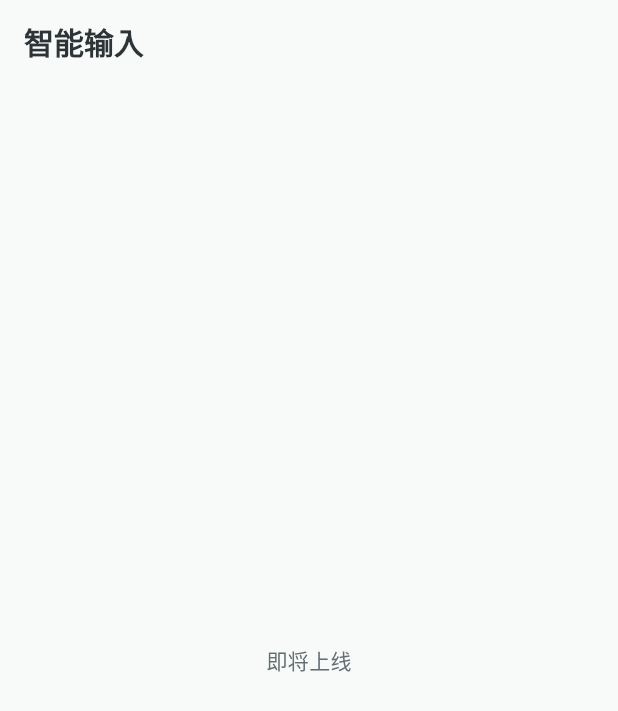
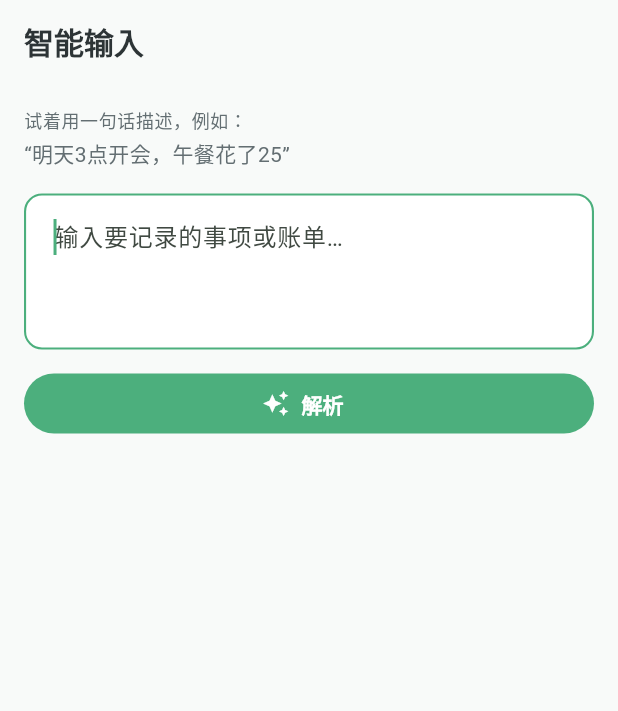
Before and after one commit to shengleiRain/record_everything, a Flutter app: the SmartEntryInputPage screen opened by its route, on a phone screen of 412 x 824 dp. Shown: the top 711 px of the screen. Run offline on Flutter 3.47's test engine with Material 3 defaults, Android fonts, the phone set to English and light mode, and no system bars; our stand-ins replace drift, drift_flutter, file_picker, flutter_local_notifications, flutter_riverpod, go_router and 2 more; missing offline and left inert: add_2_calendar, analyzer, custom_lint_builder; accounts and stored records are empty; generated files the repository leaves out were written again.

Commit message:
feat(smart-entry): add quick input page and wire into home sheet (MVP)

```diff
--- a/lib/features/smart_entry/pages/smart_entry_input_page.dart
+++ b/lib/features/smart_entry/pages/smart_entry_input_page.dart
@@ -1,8 +1,12 @@
 import 'package:flutter/material.dart';
 import 'package:flutter_riverpod/flutter_riverpod.dart';
+import 'package:go_router/go_router.dart';
+
+import '../../../core/theme/app_colors.dart';
+import '../models/draft_item.dart';
+import '../providers/smart_entry_providers.dart';
 
 /// 快速输入页。spec §6.1。
-/// 切片3 将补全完整输入与解析逻辑；当前为占位骨架以便路由先编译通过。
 class SmartEntryInputPage extends ConsumerStatefulWidget {
   const SmartEntryInputPage({super.key});
 
@@ -12,11 +16,65 @@ class SmartEntryInputPage extends ConsumerStatefulWidget {
 }
 
 class _SmartEntryInputPageState extends ConsumerState<SmartEntryInputPage> {
+  final _controller = TextEditingController();
+  bool _parsing = false;
+
+  Future<void> _parse() async {
+    final text = _controller.text.trim();
+    if (text.isEmpty) return;
+    setState(() => _parsing = true);
+    final parser = ref.read(smartEntryParserProvider);
+    final draft = await parser.parse(text, source: DraftSource.nl);
+    if (!mounted) return;
+    setState(() => _parsing = false);
+    context.push('/smart-entry/confirm', extra: draft);
+  }
+
+  @override
+  void dispose() {
+    _controller.dispose();
+    super.dispose();
+  }
+
   @override
   Widget build(BuildContext context) {
     return Scaffold(
       appBar: AppBar(title: const Text('智能输入')),
-      body: const Center(child: Text('即将上线')),
+      body: Padding(
+        padding: const EdgeInsets.all(16),
+        child: Column(
+          crossAxisAlignment: CrossAxisAlignment.stretch,
+          children: [
+            Text(
+              '试着用一句话描述，例如：',
+              style: Theme.of(context).textTheme.bodySmall?.copyWith(
+                color: AppColors.textSecondary,
+              ),
+            ),
+            const SizedBox(height: 4),
+            const Text('“明天3点开会，午餐花了25”'),
+            const SizedBox(height: 16),
+            TextField(
+              key: const ValueKey('smart-entry-input-field'),
+              controller: _controller,
+              minLines: 3,
+              maxLines: 6,
+              autofocus: true,
+              decoration: const InputDecoration(
+                border: OutlineInputBorder(),
+                hintText: '输入要记录的事项或账单…',
+              ),
+            ),
+            const SizedBox(height: 12),
+            FilledButton.icon(
+              key: const ValueKey('smart-entry-parse-btn'),
+              icon: const Icon(Icons.auto_awesome),
+              label: Text(_parsing ? '解析中…' : '解析'),
+              onPressed: _parsing ? null : _parse,
+            ),
+          ],
+        ),
+      ),
     );
   }
 }
```
Also changed, not shown: lib/features/home/widgets/quick_create_sheet.dart (+53 -0 lines), 1 other file.
